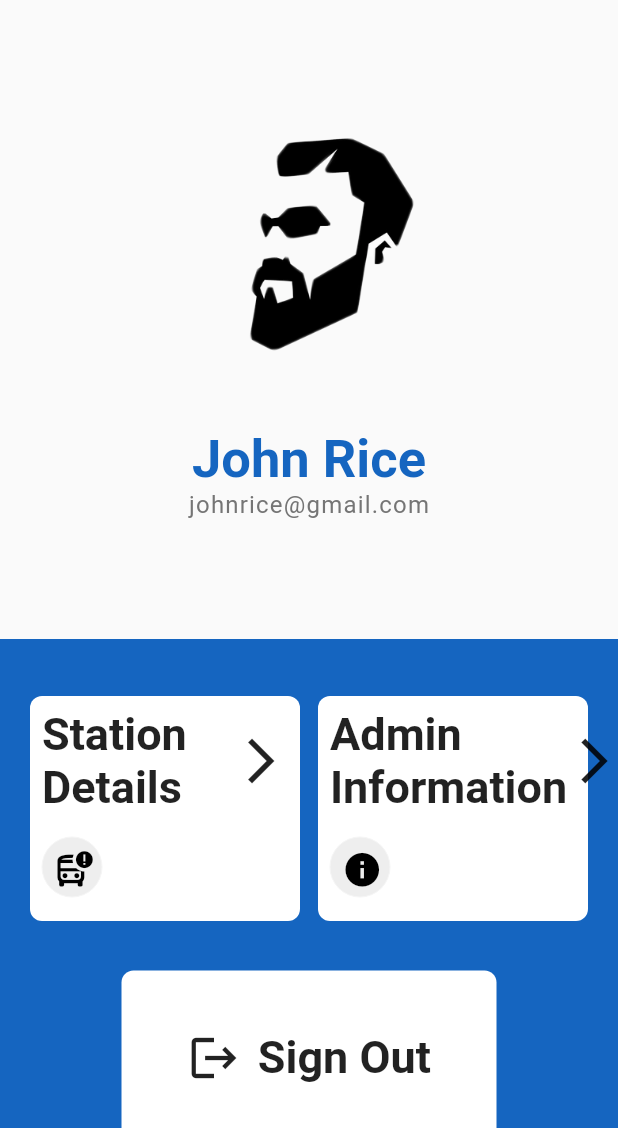
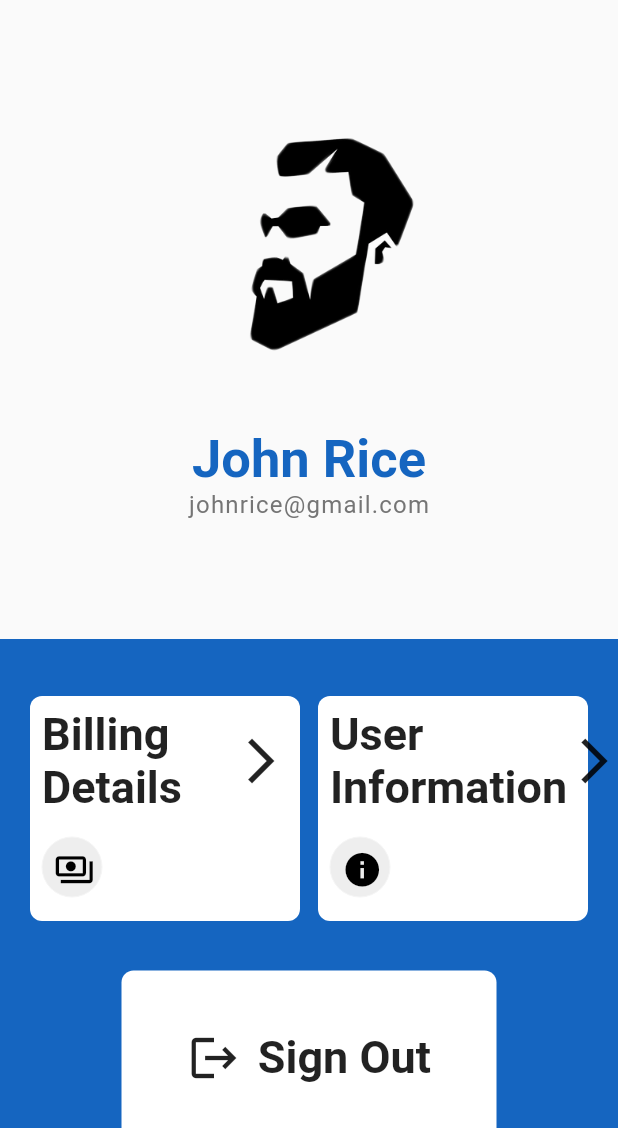
Before and after one commit to MaxTrent/rail_buddy, a Flutter app: the screen it shows after launch, on a phone screen of 412 x 824 dp, the part 108-1236 px from its top. Run offline on Flutter 3.47's test engine with Material 2 defaults, Android fonts, the phone set to English and light mode, and no system bars; our stand-ins replace flutter_screenutil, google_fonts.

Commit message:
user profile page

```diff
--- a/lib/main.dart
+++ b/lib/main.dart
@@ -3,6 +3,8 @@ import 'package:flutter/services.dart';
 import 'package:flutter_screenutil/flutter_screenutil.dart';
 import 'package:google_fonts/google_fonts.dart';
 import 'package:train_app/screens/forgot_password.dart';
+import 'package:train_app/screens/homepage.dart';
+import 'package:train_app/screens/user/user_profile.dart';
 
 import 'screens/admin/admin_profile.dart';
 import 'screens/sign_in_screen.dart';
@@ -30,7 +32,7 @@ class MyApp extends StatelessWidget {
           // textTheme: GoogleFonts.nunitoTextTheme(Theme.of(context).textTheme),
           primarySwatch: Colors.blue,
         ),
-        initialRoute: AdminProfilePage.id,
+        home: UserProfilePage(),
         routes: {
           LoginScreen.id: (context) => LoginScreen(),
           ForgotPassword.id: (context) => ForgotPassword(),
--- a/lib/screens/admin/admin_update_profile_screen.dart
+++ b/lib/screens/admin/admin_update_profile_screen.dart
@@ -24,6 +24,7 @@ class _AdminUpdateProfileScreenState extends State<AdminUpdateProfileScreen> {
   late DateTime selectedDate = DateTime.now();
   final _minimumDate = DateTime(1930, 1, 1);
   final _maximumDate = DateTime.now();
+  final _formKey = GlobalKey<FormState>();
 
   @override
   Widget build(BuildContext context) {
@@ -69,7 +70,19 @@ class _AdminUpdateProfileScreenState extends State<AdminUpdateProfileScreen> {
                 Padding(
                   padding: const EdgeInsets.all(2.0),
                   child: InkWell(
-                    onTap: () {},
+                    onTap: () {
+                      if (_formKey.currentState!.validate()) {
+                        _formKey.currentState!.save();
+                        // Save the updated profile information to your database
+                        // For example, using Firebase:
+                        // FirebaseFirestore.instance.collection('users').doc(user.uid).update({
+                        //   'name': _name,
+                        //   'email': _email,
+                        // });
+                        Navigator.pop(context);
+                      }
+
+                    },
                     child: const Text(
                       'Save',
                       style: TextStyle(
@@ -84,6 +97,8 @@ class _AdminUpdateProfileScreenState extends State<AdminUpdateProfileScreen> {
           ),
         ),
         body: SingleChildScrollView(
+          child: Form(
+            key: _formKey,
             child: Column(
               crossAxisAlignment: CrossAxisAlignment.start,
               children: [
@@ -184,8 +199,8 @@ class _AdminUpdateProfileScreenState extends State<AdminUpdateProfileScreen> {
                                 fillColor: Colors.grey.shade300,
                                 filled: true,
                                 hintText: 'Birth Date',
-                              errorStyle:
-                                  const TextStyle(height: 0, color: Colors.red),
+                                errorStyle: const TextStyle(
+                                    height: 0, color: Colors.red),
                                 hintStyle: TextStyle(
                                   fontSize: 16.sp,
                                   color: const Color(0xFF969A9D),
@@ -260,7 +275,8 @@ class _AdminUpdateProfileScreenState extends State<AdminUpdateProfileScreen> {
                             height: 50.h,
                             width: 320.w,
                             child: RailBuddyTextFormField(
-                            keyboardType: const TextInputType.numberWithOptions(),
+                              keyboardType:
+                                  const TextInputType.numberWithOptions(),
                               controller: phoneNumberController,
                               hintText: '+23490312221246',
                               borderSide: BorderSide.none,
@@ -352,6 +368,7 @@ class _AdminUpdateProfileScreenState extends State<AdminUpdateProfileScreen> {
             ),
           ),
         ),
+      ),
     );
   }
 
@@ -369,21 +386,23 @@ Future<void> _confirmDeleteAccount() async {
             ),
           ),
           actions: <Widget>[
-          RailBuddyButton(text: 'No',
+            RailBuddyButton(
+              text: 'No',
               onPressed: () {
                 Navigator.of(context).pop();
               },
             ),
-          RailBuddyButton(text: 'Yes',
+            RailBuddyButton(
+              text: 'Yes',
               onPressed: () {
                 Navigator.of(context).pop();
                 deleteAccount();
               },
-
             ),
           ],
         );
-    }, context: context,
+      },
+      context: context,
     );
   }
 }
--- a/lib/screens/homepage.dart
+++ b/lib/screens/homepage.dart
@@ -1,5 +1,6 @@
 import 'package:flutter/material.dart';
 import 'package:flutter_screenutil/flutter_screenutil.dart';
+import 'package:train_app/screens/admin/admin_profile.dart';
 import 'package:train_app/theme/railBuddyTheme.dart';
 
 import '../theme/constraints.dart';
@@ -25,8 +26,8 @@ class _HomePageState extends State<HomePage> {
               child: Column(
                 children: [
                   Padding(
-                    padding:
-                        EdgeInsets.only(top: 12.0.h, left: 12.0.w, right: 12.0.w),
+                    padding: EdgeInsets.only(
+                        top: 12.0.h, left: 12.0.w, right: 12.0.w),
                     child: Row(
                       mainAxisAlignment: MainAxisAlignment.spaceBetween,
                       children: [
@@ -41,7 +42,12 @@ class _HomePageState extends State<HomePage> {
                           backgroundColor: fColorGrey,
                           radius: 20.r,
                           child: IconButton(
-                            onPressed: () {},
+                            onPressed: () {
+                               Navigator.of(context).pushReplacement(
+                                              MaterialPageRoute(
+                                                  builder: (context) =>
+                                                      const AdminProfilePage()),);
+                            },
                             icon: Icon(
                               Icons.person,
                               size: 20.sp,
@@ -69,7 +75,7 @@ class _HomePageState extends State<HomePage> {
                   Padding(
                     padding: const EdgeInsets.all(12.0),
                     child: Container(
-                      padding: EdgeInsets.all(12.0),
+                      padding: const EdgeInsets.all(12.0),
                       height: 100.h,
                       width: 400.w,
                       child: Column(
@@ -111,14 +117,14 @@ class _HomePageState extends State<HomePage> {
                           )
                         ],
                       ),
-                      decoration: BoxDecoration(color: fColorBlue),
+                      decoration: const BoxDecoration(color: fColorBlue),
                     ),
                   ),
                   Padding(
-                    padding:
-                        EdgeInsets.symmetric(horizontal: 12.0.w, vertical: 0.0.w),
+                    padding: EdgeInsets.symmetric(
+                        horizontal: 12.0.w, vertical: 0.0.w),
                     child: Container(
-                      padding: EdgeInsets.fromLTRB(
+                      padding: const EdgeInsets.fromLTRB(
                         12.0,
                         12.0,
                         12.0,
@@ -148,7 +154,8 @@ class _HomePageState extends State<HomePage> {
                                 style: Theme.of(context)
                                     .textTheme
                                     .headline1!
-                                    .copyWith(color: fColorBlue, fontSize: 33.sp),
+                                    .copyWith(
+                                        color: fColorBlue, fontSize: 33.sp),
                               ),
                               Icon(
                                 Icons.arrow_forward_rounded,
@@ -160,7 +167,8 @@ class _HomePageState extends State<HomePage> {
                                 style: Theme.of(context)
                                     .textTheme
                                     .headline1!
-                                    .copyWith(color: fColorBlue, fontSize: 33.sp),
+                                    .copyWith(
+                                        color: fColorBlue, fontSize: 33.sp),
                               ),
                             ],
                           ),
@@ -175,7 +183,7 @@ class _HomePageState extends State<HomePage> {
                     child: Container(
                       height: MediaQuery.of(context).size.height,
                       width: MediaQuery.of(context).size.width,
-                      padding: EdgeInsets.all(12.0),
+                      padding: const EdgeInsets.all(12.0),
                       decoration: BoxDecoration(
                           color: bColorGrey,
                           borderRadius: BorderRadius.only(
@@ -190,7 +198,7 @@ class _HomePageState extends State<HomePage> {
                               Container(
                                 height: 40.h,
                                 width: 100.w,
-                                decoration: BoxDecoration(
+                                decoration: const BoxDecoration(
                                   color: fColorBlue,
                                 ),
                                 child: Center(
@@ -246,7 +254,7 @@ class _HomePageState extends State<HomePage> {
                             height: 20.h,
                           ),
                           Padding(
-                            padding: EdgeInsets.only(left: 12.0),
+                            padding: const EdgeInsets.only(left: 12.0),
                             child: Row(
                               mainAxisAlignment: MainAxisAlignment.spaceBetween,
                               children: [
@@ -259,14 +267,16 @@ class _HomePageState extends State<HomePage> {
                                   // ),
                                   height: 80.h,
                                   width: 150.w,
-                                  decoration: BoxDecoration(
+                                  decoration: const BoxDecoration(
                                     color: fColorGrey,
                                   ),
                                   child: Padding(
                                     padding: EdgeInsets.only(left: 8.0.w),
                                     child: Column(
-                                      mainAxisAlignment: MainAxisAlignment.center,
-                                      crossAxisAlignment: CrossAxisAlignment.start,
+                                      mainAxisAlignment:
+                                          MainAxisAlignment.center,
+                                      crossAxisAlignment:
+                                          CrossAxisAlignment.start,
                                       children: [
                                         Text(
                                           'FROM',
@@ -298,14 +308,16 @@ class _HomePageState extends State<HomePage> {
                                   // ),
                                   height: 80.h,
                                   width: 150.w,
-                                  decoration: BoxDecoration(
+                                  decoration: const BoxDecoration(
                                     color: fColorGrey,
                                   ),
                                   child: Padding(
                                     padding: EdgeInsets.only(left: 8.0.w),
                                     child: Column(
-                                      mainAxisAlignment: MainAxisAlignment.center,
-                                      crossAxisAlignment: CrossAxisAlignment.start,
+                                      mainAxisAlignment:
+                                          MainAxisAlignment.center,
+                                      crossAxisAlignment:
+                                          CrossAxisAlignment.start,
                                       children: [
                                         Text(
                                           'TO',
@@ -331,9 +343,11 @@ class _HomePageState extends State<HomePage> {
                               ],
                             ),
                           ),
-                          SizedBox(height: 20.h,),
+                          SizedBox(
+                            height: 20.h,
+                          ),
                           Padding(
-                            padding: EdgeInsets.only(left: 12.0),
+                            padding: const EdgeInsets.only(left: 12.0),
                             child: Row(
                               mainAxisAlignment: MainAxisAlignment.spaceBetween,
                               children: [
@@ -346,14 +360,16 @@ class _HomePageState extends State<HomePage> {
                                   // ),
                                   height: 80.h,
                                   width: 150.w,
-                                  decoration: BoxDecoration(
+                                  decoration: const BoxDecoration(
                                     color: fColorGrey,
                                   ),
                                   child: Padding(
                                     padding: EdgeInsets.only(left: 8.0.w),
                                     child: Column(
-                                      mainAxisAlignment: MainAxisAlignment.center,
-                                      crossAxisAlignment: CrossAxisAlignment.start,
+                                      mainAxisAlignment:
+                                          MainAxisAlignment.center,
+                                      crossAxisAlignment:
+                                          CrossAxisAlignment.start,
                                       children: [
                                         Text(
                                           'DEPARTURE',
@@ -384,14 +400,16 @@ class _HomePageState extends State<HomePage> {
                                   // ),
                                   height: 80.h,
                                   width: 150.w,
-                                  decoration: BoxDecoration(
+                                  decoration: const BoxDecoration(
                                     color: fColorGrey,
                                   ),
                                   child: Padding(
                                     padding: EdgeInsets.only(left: 8.0.w),
                                     child: Column(
-                                      mainAxisAlignment: MainAxisAlignment.center,
-                                      crossAxisAlignment: CrossAxisAlignment.start,
+                                      mainAxisAlignment:
+                                          MainAxisAlignment.center,
+                                      crossAxisAlignment:
+                                          CrossAxisAlignment.start,
                                       children: [
                                         Text(
                                           'TO',
@@ -416,10 +434,10 @@ class _HomePageState extends State<HomePage> {
                                 ),
                               ],
                             ),
-
                           ),
-
-                          SizedBox(height: 10.h,),
+                          SizedBox(
+                            height: 10.h,
+                          ),
                         ],
                       ),
                     ),
--- a/lib/screens/sign_in_screen.dart
+++ b/lib/screens/sign_in_screen.dart
@@ -6,6 +6,7 @@ import 'package:train_app/railBuddyTextFormField.dart';
 import 'package:train_app/screens/admin/admin_profile.dart';
 
 import 'forgot_password.dart';
+import 'homepage.dart';
 import 'sign_up_screen.dart';
 
 class LoginScreen extends StatefulWidget {
@@ -176,7 +177,7 @@ class _LoginScreenState extends State<LoginScreen> {
                                           Navigator.of(context).pushReplacement(
                                               MaterialPageRoute(
                                                   builder: (context) =>
-                                                      AdminProfilePage()));
+                                                      HomePage()),);
                                         })),
                               ],
                             ),
--- /dev/null
+++ b/lib/screens/user/user_profile.dart
@@ -0,0 +1,277 @@
+import 'package:flutter/material.dart';
+
+import '../admin/admin_update_profile_screen.dart';
+import '../sign_in_screen.dart';
+
+class UserProfilePage extends StatefulWidget {
+  static const String id = 'user-profile';
+  const UserProfilePage({Key? key}) : super(key: key);
+
+  @override
+  State<UserProfilePage> createState() => _UserProfilePageState();
+}
+
+class _UserProfilePageState extends State<UserProfilePage> {
+  @override
+  Widget build(BuildContext context) {
+    return SafeArea(
+      child: Scaffold(
+        backgroundColor: Theme.of(context).scaffoldBackgroundColor,
+        appBar: AppBar(
+          toolbarHeight: 80,
+          backgroundColor: Theme.of(context).scaffoldBackgroundColor,
+          elevation: 0.0,
+          title: Padding(
+            padding: const EdgeInsets.only(left: 8.0, top: 25),
+            child: Row(
+              mainAxisAlignment: MainAxisAlignment.spaceBetween,
+              children: [
+                Container(
+                  width: 38,
+                  height: 38,
+                  decoration: BoxDecoration(
+                    borderRadius: BorderRadius.circular(20),
+                    border: Border.all(
+                      width: 1.5,
+                      color: Colors.black,
+                    ),
+                  ),
+                  child: IconButton(
+                    onPressed: () {
+                      Navigator.of(context).pushReplacement(
+                        MaterialPageRoute(
+                          builder: ((context) => LoginScreen()),
+                        ),
+                      );
+
+                    },
+                    icon: const Icon(
+                      Icons.arrow_back_ios_new,
+                      color: Colors.black,
+                      size: 20,
+                    ),
+                  ),
+                ),
+                const Text(
+                  'Profile',
+                  style: TextStyle(
+                    fontSize: 27,
+                    fontWeight: FontWeight.bold,
+                    color: Colors.black,
+                  ),
+                ),
+                Padding(
+                  padding: const EdgeInsets.all(8.0),
+                  child: InkWell(
+                    onTap: () {
+                      Navigator.of(context).pushReplacement(
+                        MaterialPageRoute(
+                          builder: ((context) =>
+                              const AdminUpdateProfileScreen()),
+                        ),
+                      );
+                    },
+                    child: Row(
+                      children: const [
+                        Icon(
+                          Icons.edit,
+                          color: Colors.black,
+                        ),
+                        Text(
+                          'Edit',
+                          style: TextStyle(
+                            fontSize: 18,
+                            color: Colors.black,
+                          ),
+                        )
+                      ],
+                    ),
+                  ),
+                ),
+              ],
+            ),
+          ),
+        ),
+        body: Container(
+          height: MediaQuery.of(context).size.height,
+          width: double.infinity,
+          child: Column(
+            children: [
+              Column(
+                children: [
+                  Padding(
+                    padding: const EdgeInsets.only(top: 28.0),
+                    child: Container(
+                      height: 250,
+                      width: 190,
+                      child: Image.asset(
+                        'assets/images/avatar.png',
+                        fit: BoxFit.fill,
+                      ),
+                    ),
+                  ),
+                  Text(
+                    'John Rice',
+                    style: TextStyle(
+                      fontSize: 35,
+                      fontWeight: FontWeight.bold,
+                      color: Colors.blue.shade800,
+                    ),
+                  ),
+                  Text(
+                    'johnrice@gmail.com',
+                    style: TextStyle(
+                      letterSpacing: 0.8,
+                      fontSize: 16,
+                      fontWeight: FontWeight.w400,
+                      color: Colors.grey.shade600,
+                    ),
+                  ),
+                ],
+              ),
+              const SizedBox(height: 80),
+              Expanded(
+                child: Container(
+                  height: MediaQuery.of(context).size.height,
+                  width: double.infinity,
+                  color: Colors.blue.shade800,
+                  child: Column(
+                    children: [
+                      Row(
+                        mainAxisAlignment: MainAxisAlignment.spaceBetween,
+                        children: [
+                          Padding(
+                            padding: const EdgeInsets.only(
+                              top: 38.0,
+                              left: 20,
+                            ),
+                            child: profileColumn(
+                              'Billing \nDetails',
+                              Icons.payments_outlined,
+                            ),
+                          ),
+                          Padding(
+                            padding: const EdgeInsets.only(
+                              top: 38.0,
+                              right: 20,
+                            ),
+                            child: profileColumn(
+                              'User \nInformation',
+                              Icons.info,
+                            ),
+                          ),
+                        ],
+                      ),
+                      SizedBox(height: 25),
+                      InkWell(
+                        onTap: () {},
+                        child: Padding(
+                          padding: const EdgeInsets.all(8.0),
+                          child: Container(
+                            height: 120,
+                            width: 250,
+                            decoration: BoxDecoration(
+                              borderRadius: BorderRadius.circular(8),
+                              color: Colors.white,
+                            ),
+                            child: Column(
+                              crossAxisAlignment: CrossAxisAlignment.start,
+                              children: [
+                                Padding(
+                                  padding: const EdgeInsets.all(40.0),
+                                  child: Row(
+                                    mainAxisAlignment:
+                                        MainAxisAlignment.spaceEvenly,
+                                    children: const [
+                                      Flexible(
+                                        child: Icon(
+                                          Icons.logout,
+                                          size: 36,
+                                        ),
+                                      ),
+                                      Text(
+                                        ' Sign Out',
+                                        textAlign: TextAlign.start,
+                                        style: TextStyle(
+                                          fontSize: 30,
+                                          fontWeight: FontWeight.bold,
+                                        ),
+                                      ),
+                                    ],
+                                  ),
+                                ),
+                              ],
+                            ),
+                          ),
+                        ),
+                      ),
+                    ],
+                  ),
+                ),
+              ),
+            ],
+          ),
+        ),
+      ),
+    );
+  }
+
+  Container profileColumn(
+    String text,
+    IconData icon,
+  ) {
+    return Container(
+      height: 150,
+      width: 180,
+      decoration: BoxDecoration(
+        borderRadius: BorderRadius.circular(8),
+        color: Colors.white,
+      ),
+      child: Column(
+        crossAxisAlignment: CrossAxisAlignment.start,
+        children: [
+          Padding(
+            padding: const EdgeInsets.all(8.0),
+            child: Row(
+              mainAxisAlignment: MainAxisAlignment.spaceBetween,
+              children: [
+                Text(
+                  text,
+                  textAlign: TextAlign.start,
+                  style: const TextStyle(
+                    fontSize: 30,
+                    fontWeight: FontWeight.bold,
+                  ),
+                ),
+                const Flexible(child: Icon(Icons.arrow_forward_ios, size: 36))
+              ],
+            ),
+          ),
+          Padding(
+            padding: const EdgeInsets.all(8.0),
+            child: Container(
+              width: 40,
+              height: 40,
+              decoration: BoxDecoration(
+                color: Colors.grey.shade200,
+                borderRadius: BorderRadius.circular(20),
+                border: Border.all(
+                  width: 0.0,
+                  color: Colors.grey.shade100,
+                ),
+              ),
+              child: IconButton(
+                onPressed: () {},
+                icon: Icon(
+                  icon,
+                  color: Colors.black,
+                  size: 27,
+                ),
+              ),
+            ),
+          ),
+        ],
+      ),
+    );
+  }
+}
```
Lines whose indentation alone changed are shown as unchanged.
